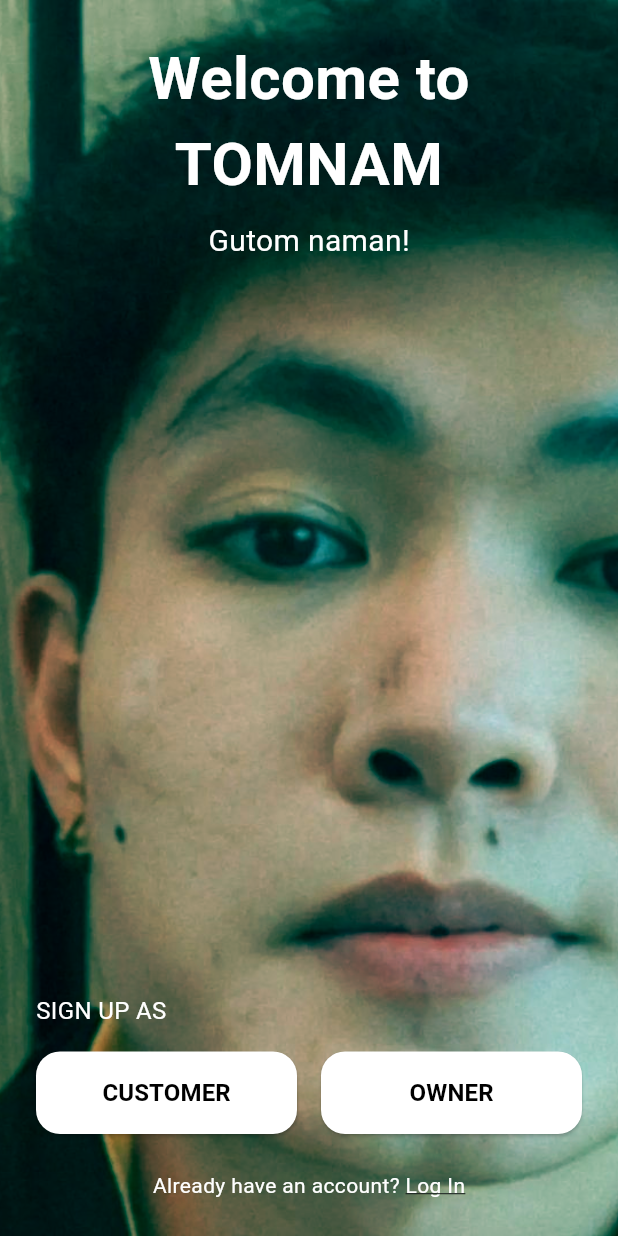
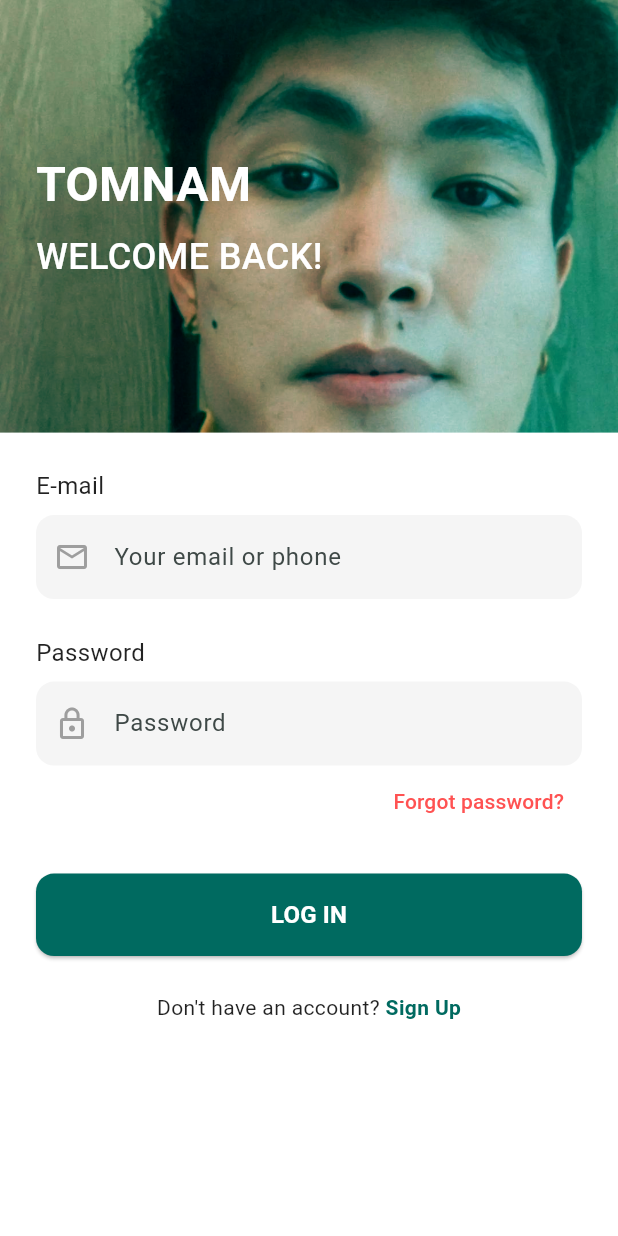
Before and after one commit to Dioooooooooooooooo/Tomnam_Client, a Flutter app: the screen it shows after launch, after a tap on "Log In", on a phone screen of 412 x 824 dp. Run offline on Flutter 3.47's test engine with Material 3 defaults, Android fonts, the phone set to English and light mode, and no system bars; our stand-ins replace shared_preferences.

Commit message:
saon mani request oi

```diff
--- /dev/null
+++ b/tomnam/lib/pages/login_page.dart
@@ -0,0 +1,327 @@
+import 'package:flutter/material.dart';
+import 'package:http/http.dart' as http;
+import 'dart:convert';
+import 'package:shared_preferences/shared_preferences.dart';
+
+class ApiService {
+  static const String baseUrl = 'http://192.168.1.10/api/auth/login';
+
+  // GET request example with token
+  static Future<Map<String, dynamic>> getData() async {
+    try {
+      SharedPreferences prefs = await SharedPreferences.getInstance();
+      String? token = prefs.getString('accessToken'); // Retrieve token
+
+      final response = await http.get(
+        Uri.parse(baseUrl),
+        headers: {
+          'Content-Type': 'application/json',
+          'Authorization': 'Bearer $token',
+        },
+      );
+
+      if (response.statusCode == 200) {
+        return json.decode(response.body);
+      } else {
+        throw Exception('Failed to load data: ${response.statusCode}');
+      }
+    } catch (e) {
+      throw Exception('Error: $e');
+    }
+  }
+
+  // POST request example with token
+  static Future<Map<String, dynamic>> postData(
+      Map<String, dynamic> data) async {
+    try {
+      SharedPreferences prefs = await SharedPreferences.getInstance();
+      String? token = prefs.getString('accessToken'); // Retrieve token
+
+      final response = await http.post(
+        Uri.parse(baseUrl),
+        headers: {
+          'Content-Type': 'application/json',
+          'Authorization': 'Bearer $token',
+        },
+        body: json.encode(data),
+      );
+
+      if (response.statusCode == 201) {
+        return json.decode(response.body);
+      } else {
+        throw Exception('Failed to post data: ${response.statusCode}');
+      }
+    } catch (e) {
+      throw Exception('Error: $e');
+    }
+  }
+}
+
+class LoginPage extends StatefulWidget {
+  const LoginPage({super.key});
+
+  @override
+  State<LoginPage> createState() => _LoginPageState();
+}
+
+class _LoginPageState extends State<LoginPage> {
+  final _emailController = TextEditingController();
+  final _passwordController = TextEditingController();
+
+  @override
+  void dispose() {
+    _emailController.dispose();
+    _passwordController.dispose();
+    super.dispose();
+  }
+
+  @override
+  Widget build(BuildContext context) {
+    return Scaffold(
+      body: Column(
+        children: [
+          // Top section with background image
+          Container(
+            height: MediaQuery.of(context).size.height * 0.35,
+            width: double.infinity,
+            decoration: const BoxDecoration(
+              image: DecorationImage(
+                image: AssetImage('assets/background for tomnam.jpg'),
+                fit: BoxFit.cover,
+                colorFilter: ColorFilter.mode(
+                  Color(0xFF006A60),
+                  BlendMode.overlay,
+                ),
+              ),
+            ),
+            child: const SafeArea(
+              child: Padding(
+                padding: EdgeInsets.all(24.0),
+                child: Column(
+                  mainAxisAlignment: MainAxisAlignment.center,
+                  crossAxisAlignment: CrossAxisAlignment.start,
+                  children: [
+                    Text(
+                      'TOMNAM',
+                      style: TextStyle(
+                        color: Colors.white,
+                        fontSize: 32,
+                        fontWeight: FontWeight.bold,
+                      ),
+                    ),
+                    SizedBox(height: 8),
+                    Text(
+                      'WELCOME BACK!',
+                      style: TextStyle(
+                        color: Colors.white,
+                        fontSize: 24,
+                        fontWeight: FontWeight.w500,
+                      ),
+                    ),
+                  ],
+                ),
+              ),
+            ),
+          ),
+
+          // Bottom section with white background
+          Expanded(
+            child: Container(
+              color: Colors.white,
+              padding: const EdgeInsets.all(24.0),
+              child: Column(
+                crossAxisAlignment: CrossAxisAlignment.stretch,
+                children: [
+                  const Text(
+                    'E-mail',
+                    style: TextStyle(
+                      color: Colors.black87,
+                      fontSize: 16,
+                    ),
+                  ),
+                  const SizedBox(height: 8),
+                  TextField(
+                    controller: _emailController,
+                    decoration: InputDecoration(
+                      hintText: 'Your email or phone',
+                      prefixIcon:
+                          const Icon(Icons.email_outlined, color: Colors.grey),
+                      filled: true,
+                      fillColor: Colors.grey[100],
+                      border: OutlineInputBorder(
+                        borderRadius: BorderRadius.circular(12),
+                        borderSide: BorderSide.none,
+                      ),
+                      enabledBorder: OutlineInputBorder(
+                        borderRadius: BorderRadius.circular(12),
+                        borderSide: BorderSide.none,
+                      ),
+                      focusedBorder: OutlineInputBorder(
+                        borderRadius: BorderRadius.circular(12),
+                        borderSide: const BorderSide(color: Color(0xFF006A60)),
+                      ),
+                    ),
+                  ),
+                  const SizedBox(height: 24),
+                  const Text(
+                    'Password',
+                    style: TextStyle(
+                      color: Colors.black87,
+                      fontSize: 16,
+                    ),
+                  ),
+                  const SizedBox(height: 8),
+                  TextField(
+                    controller: _passwordController,
+                    obscureText: true,
+                    decoration: InputDecoration(
+                      hintText: 'Password',
+                      prefixIcon:
+                          const Icon(Icons.lock_outline, color: Colors.grey),
+                      filled: true,
+                      fillColor: Colors.grey[100],
+                      border: OutlineInputBorder(
+                        borderRadius: BorderRadius.circular(12),
+                        borderSide: BorderSide.none,
+                      ),
+                      enabledBorder: OutlineInputBorder(
+                        borderRadius: BorderRadius.circular(12),
+                        borderSide: BorderSide.none,
+                      ),
+                      focusedBorder: OutlineInputBorder(
+                        borderRadius: BorderRadius.circular(12),
+                        borderSide: const BorderSide(color: Color(0xFF006A60)),
+                      ),
+                    ),
+                  ),
+                  Align(
+                    alignment: Alignment.centerRight,
+                    child: TextButton(
+                      onPressed: () {
+                        // Handle forgot password
+                      },
+                      child: const Text(
+                        'Forgot password?',
+                        style: TextStyle(
+                          color: Colors.redAccent,
+                          fontSize: 14,
+                        ),
+                      ),
+                    ),
+                  ),
+                  const SizedBox(height: 24),
+                  ElevatedButton(
+                    onPressed: _handleLogin,
+                    style: ElevatedButton.styleFrom(
+                      backgroundColor: const Color(0xFF006A60),
+                      padding: const EdgeInsets.symmetric(vertical: 16),
+                      shape: RoundedRectangleBorder(
+                        borderRadius: BorderRadius.circular(12),
+                      ),
+                    ),
+                    child: const Text(
+                      'LOG IN',
+                      style: TextStyle(
+                        color: Colors.white,
+                        fontSize: 16,
+                        fontWeight: FontWeight.bold,
+                      ),
+                    ),
+                  ),
+                  const SizedBox(height: 24),
+                  Row(
+                    mainAxisAlignment: MainAxisAlignment.center,
+                    children: [
+                      const Text(
+                        "Don't have an account? ",
+                        style: TextStyle(color: Colors.black87),
+                      ),
+                      GestureDetector(
+                        onTap: () {
+                          Navigator.pop(context); // Go back to welcome page
+                        },
+                        child: const Text(
+                          'Sign Up',
+                          style: TextStyle(
+                            color: Color(0xFF006A60),
+                            fontWeight: FontWeight.bold,
+                          ),
+                        ),
+                      ),
+                    ],
+                  ),
+                ],
+              ),
+            ),
+          ),
+        ],
+      ),
+    );
+  }
+
+  void _handleLogin() async {
+    final email = _emailController.text;
+    final password = _passwordController.text;
+
+    if (email.isNotEmpty && password.isNotEmpty) {
+      try {
+        final loginData = {'email': email, 'password': password};
+        final response = await ApiService.postData(loginData);
+
+        // Check if the widget is still mounted before navigating
+        if (!mounted) return;
+
+        // If login is successful
+        if (response['accessToken'] != null) {
+          String token = response['accessToken'];
+          SharedPreferences prefs = await SharedPreferences.getInstance();
+          await prefs.setString('accessToken', token); // Store token
+
+          Navigator.pushReplacement(
+            context,
+            MaterialPageRoute(
+              builder: (context) => const HomePage(),
+            ),
+          );
+        } else {
+          // Handle login failure (e.g., show an error message)
+          ScaffoldMessenger.of(context).showSnackBar(
+            SnackBar(content: Text(response['message'] ?? 'Login failed')),
+          );
+        }
+      } catch (e) {
+        if (!mounted) return;
+
+        // Handle errors from the API request
+        ScaffoldMessenger.of(context).showSnackBar(
+          SnackBar(content: Text('Error: $e')),
+        );
+      }
+    } else {
+      ScaffoldMessenger.of(context).showSnackBar(
+        const SnackBar(content: Text('Please enter email and password')),
+      );
+    }
+  }
+}
+
+class HomePage extends StatelessWidget {
+  const HomePage({super.key});
+
+  @override
+  Widget build(BuildContext context) {
+    return Scaffold(
+      appBar: AppBar(
+        title: const Text('TOMNAM'),
+        backgroundColor: const Color(0xFF006A60),
+        foregroundColor: Colors.white,
+      ),
+      body: const Center(
+        child: Text(
+          'Welcome UBALDO!',
+          style: TextStyle(fontSize: 24),
+        ),
+      ),
+    );
+  }
+}
--- a/tomnam/lib/pages/welcome_page.dart
+++ b/tomnam/lib/pages/welcome_page.dart
@@ -1,5 +1,7 @@
 import 'package:flutter/material.dart';
 import 'customer_registration_page.dart';
+import 'owner_registration_page.dart';
+import 'login_page.dart';
 
 class WelcomePage extends StatelessWidget {
   const WelcomePage({super.key});
@@ -76,9 +78,12 @@ class WelcomePage extends StatelessWidget {
                           child: _buildButton(
                             context,
                             'OWNER',
-                            () {
-                              // Navigate to owner registration
-                            },
+                            () => Navigator.push(
+                                context,
+                                MaterialPageRoute(
+                                  builder: (context) =>
+                                      const OwnerRegistrationPage(),
+                                )),
                           ),
                         ),
                       ],
@@ -93,7 +98,11 @@ class WelcomePage extends StatelessWidget {
                         ),
                         GestureDetector(
                           onTap: () {
-                            // Navigate to login page
+                            Navigator.push(
+                                context,
+                                MaterialPageRoute(
+                                  builder: (builder) => const LoginPage(),
+                                ));
                           },
                           child: const Text(
                             'Log In',
--- a/tomnam/pubspec.yaml
+++ b/tomnam/pubspec.yaml
@@ -35,6 +35,8 @@ dependencies:
   # The following adds the Cupertino Icons font to your application.
   # Use with the CupertinoIcons class for iOS style icons.
   cupertino_icons: ^1.0.8
+  http: ^1.2.2
+  shared_preferences: ^2.0.15
 
 dev_dependencies:
   flutter_test:
```
Also changed, not shown: tomnam/lib/pages/owner_registration_page.dart (added, +162 -0 lines), tomnam/pubspec.lock, 2 other files.
